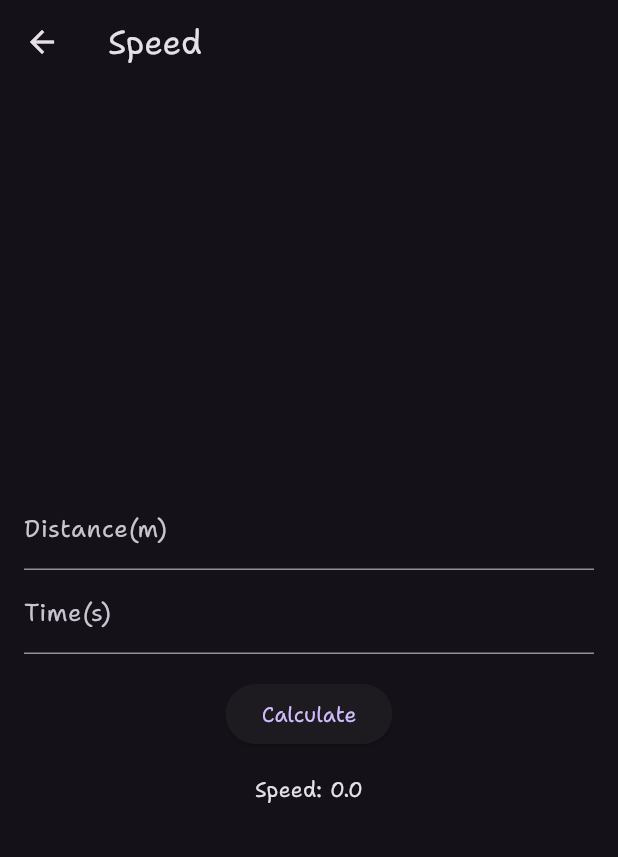
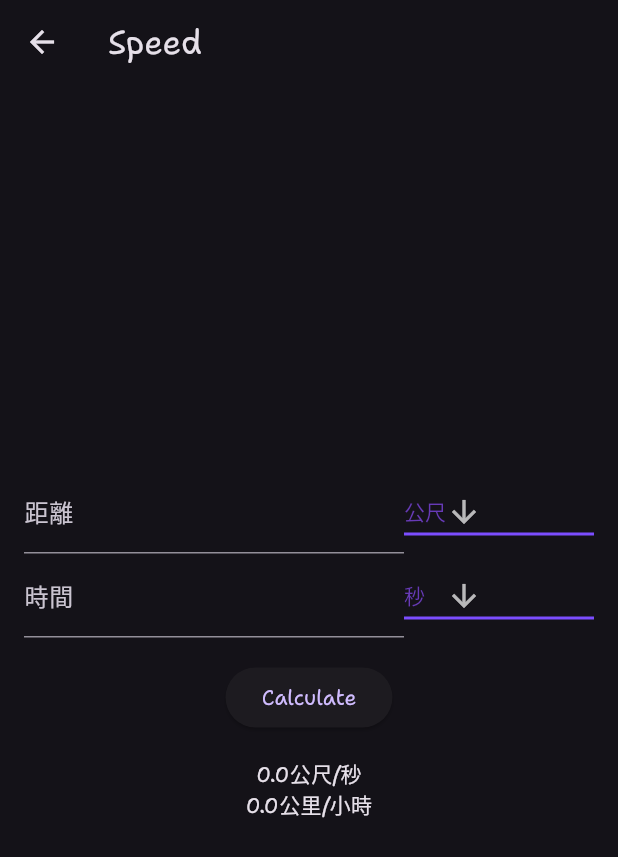
Before and after one commit to XunZhang-anson/website, a Flutter app: the SpeedPage screen opened by its route, after a tap on "Calculate", on a phone screen of 412 x 824 dp. Shown: the top 857 px of the screen. Run offline on Flutter 3.47's test engine with Material 2 defaults, Android fonts, the phone set to English and light mode, and no system bars; project files that could hold a hidden picture were left out.

```diff
--- a/lib/pages/bmi.dart
+++ b/lib/pages/bmi.dart
@@ -78,6 +78,14 @@ class _BMIPageState extends State<BMIPage> {
   }
 
   void _calculate() {
+    if (RegExp(r'^[0-9]+$').hasMatch(_heightController.text) == false ||
+        RegExp(r'^[0-9]+$').hasMatch(_weightController.text) == false) {
+      setState(() {
+        _bmi = 0.0;
+        _result = '';
+      });
+      return;
+    }
     if (_heightController.text.isEmpty || _weightController.text.isEmpty) {
       setState(() {
         _bmi = 0.0;
--- a/lib/pages/speed.dart
+++ b/lib/pages/speed.dart
@@ -11,7 +11,10 @@ class _SpeedPageState extends State<SpeedPage> {
   final TextEditingController _distanceController = TextEditingController();
   final TextEditingController _timeController = TextEditingController();
   double _speed = 0.0;
+  double _speed2 = 0.0;
   String _result = '';
+  String dropdownValue = '公尺';
+  String dropdownValue2 = '秒';
 
   @override
   Widget build(BuildContext context) {
@@ -24,21 +27,87 @@ class _SpeedPageState extends State<SpeedPage> {
         child: Column(
           mainAxisAlignment: MainAxisAlignment.center,
           children: <Widget>[
-            TextField(
+            Row(
+              crossAxisAlignment: CrossAxisAlignment.center,
+              children: [
+                Expanded(
+                  flex: 2,
+                  child: TextField(
                     controller: _distanceController,
                     keyboardType: TextInputType.number,
                     decoration: const InputDecoration(
-                labelText: 'Distance(m)',
-                hintText: 'Please enter distance',
+                      labelText: '距離',
+                      hintText: '請輸入距離',
                     ),
                   ),
-            TextField(
+                ),
+                Expanded(
+                  flex: 1,
+                  child: DropdownButton<String>(
+                    value: dropdownValue,
+                    icon: const Icon(Icons.arrow_downward),
+                    iconSize: 24,
+                    elevation: 16,
+                    style: const TextStyle(color: Colors.deepPurple),
+                    underline: Container(
+                      height: 2,
+                      color: Colors.deepPurpleAccent,
+                    ),
+                    onChanged: (String? newValue) {
+                      setState(() {
+                        dropdownValue = newValue!;
+                      });
+                    },
+                    items: <String>['公尺', '公里', '公分']
+                        .map<DropdownMenuItem<String>>((String value) {
+                      return DropdownMenuItem<String>(
+                        value: value,
+                        child: Text(value),
+                      );
+                    }).toList(),
+                  ),
+                )
+              ],
+            ),
+            Row(
+              children: [
+                Expanded(
+                  flex: 2,
+                  child: TextField(
                     controller: _timeController,
                     keyboardType: TextInputType.number,
                     decoration: const InputDecoration(
-                labelText: 'Time(s)',
-                hintText: 'Please enter time',
+                      labelText: '時間',
+                      hintText: '請輸入時間',
                     ),
+                  ),
+                ),
+                Expanded(
+                    flex: 1,
+                    child: DropdownButton<String>(
+                      value: dropdownValue2,
+                      icon: const Icon(Icons.arrow_downward),
+                      iconSize: 24,
+                      elevation: 16,
+                      style: const TextStyle(color: Colors.deepPurple),
+                      underline: Container(
+                        height: 2,
+                        color: Colors.deepPurpleAccent,
+                      ),
+                      onChanged: (String? newValue) {
+                        setState(() {
+                          dropdownValue2 = newValue!;
+                        });
+                      },
+                      items: <String>['秒', '分鐘', '小時']
+                          .map<DropdownMenuItem<String>>((String value) {
+                        return DropdownMenuItem<String>(
+                          value: value,
+                          child: Text(value),
+                        );
+                      }).toList(),
+                    ))
+              ],
             ),
             const SizedBox(height: 16.0),
             ElevatedButton(
@@ -46,7 +115,8 @@ class _SpeedPageState extends State<SpeedPage> {
               child: const Text('Calculate'),
             ),
             const SizedBox(height: 16.0),
-            Text('Speed: $_speed'),
+            Text('$_speed公尺/秒'),
+            Text('$_speed2公里/小時'),
             Text('$_result'),
           ],
         ),
@@ -55,17 +125,28 @@ class _SpeedPageState extends State<SpeedPage> {
   }
 
   void _calculate() {
-    final double distance = double.parse(_distanceController.text);
-    final double time = double.parse(_timeController.text);
+    double distance = double.parse(_distanceController.text);
+    double time = double.parse(_timeController.text);
+    if (dropdownValue == '公里') {
+      distance = distance * 1000;
+    } else if(dropdownValue == '公分') {
+      distance = distance / 100;
+    }
+    if (dropdownValue2 == '分鐘') {
+      time = time * 60;
+    } else if(dropdownValue2 == '小時') {
+      time = time * 3600;
+    }
     setState(() {
       _speed = distance / time;
-      if (_speed < 1) {
+      _speed2 = _speed * 3.6;
+      /*if (_speed < 1) {
         _result = 'Too slow';
       } else if (_speed < 3) {
         _result = 'Normal';
       } else {
         _result = 'Too fast';
-      }
+      }*/
     });
   }
 }
```
Lines whose indentation alone changed are shown as unchanged.
